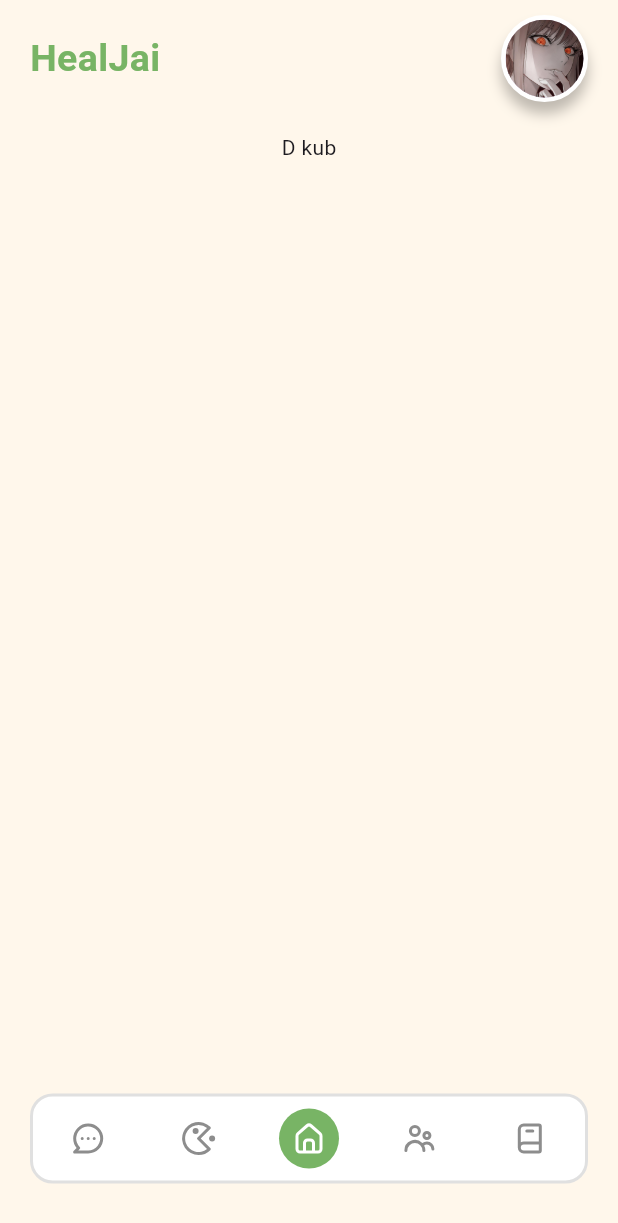
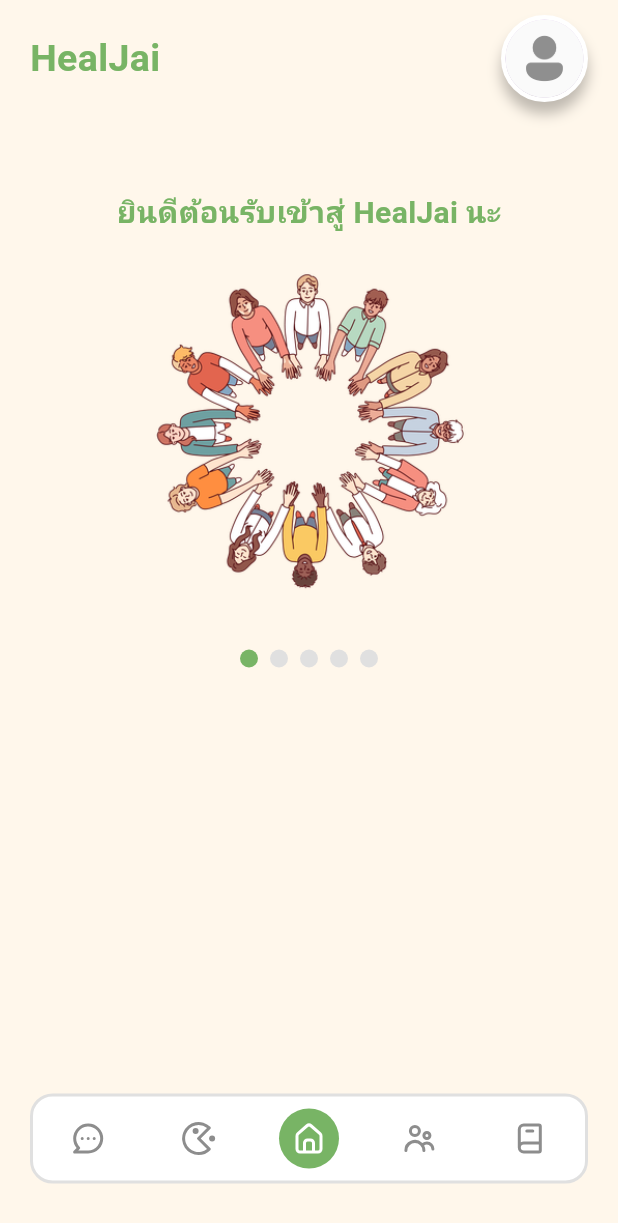
Before and after one commit to Anthony19064/HealJai_App, a Flutter app: the screen it shows after launch, on a phone screen of 412 x 824 dp. Shown: the top 1223 px of the screen. Run offline on Flutter 3.47's test engine with Material 3 defaults, Android fonts, the phone set to English and light mode, and no system bars; drawn by our look-alikes of carousel_slider, smooth_page_indicator; our stand-ins replace animate_do, firebase_auth, firebase_core, flutter_dotenv, flutter_svg, go_router and 4 more; accounts and stored records are empty; Roboto replaces fonts that are missing (Mali).

Commit message:
homePage

```diff
--- /dev/null
+++ b/lib/Widgets/WelcomeSection.dart
@@ -0,0 +1,77 @@
+import 'package:animate_do/animate_do.dart';
+import 'package:flutter/material.dart';
+import 'package:google_fonts/google_fonts.dart';
+
+List<Widget> welcomeSlideList = [
+  WelcomeSection(),
+  QuoteTemplate(quoteAsset: "assets/images/quote_1.png"),
+  QuoteTemplate(quoteAsset: "assets/images/quote_2.png"),
+  QuoteTemplate(quoteAsset: "assets/images/quote_3.png"),
+  QuoteTemplate(quoteAsset: "assets/images/quote_4.png"),
+];
+
+
+class WelcomeSection extends StatefulWidget {
+  const WelcomeSection({super.key});
+
+  @override
+  State<WelcomeSection> createState() => _WelcomeSectionState();
+}
+
+class _WelcomeSectionState extends State<WelcomeSection> {
+  @override
+  Widget build(BuildContext context) {
+    return Container(
+        width: double.infinity,
+        height: 300,
+        decoration: BoxDecoration(
+          color: Colors.transparent,
+
+        ),
+        child: Column(
+          mainAxisAlignment: MainAxisAlignment.spaceEvenly,
+          children: [
+            Text(
+              "ยินดีต้อนรับเข้าสู่ HealJai นะ",
+              style: GoogleFonts.mali(
+                color: Color(0xFF78B465),
+                fontWeight: FontWeight.w700,
+                fontSize: 20,
+              ),
+            ),
+            SpinPerfect(
+              infinite: true,
+              duration: Duration(seconds: 60),
+              child: Container(
+                width: 230,
+                height: 230,
+                child: Image.asset('assets/images/welcome.png'),
+              ),
+            ),
+          ],
+        ),
+    );
+  }
+}
+
+
+class QuoteTemplate extends StatefulWidget {
+  final String quoteAsset;
+
+  const QuoteTemplate(
+    {super.key,  required this.quoteAsset});
+
+  @override
+  State<QuoteTemplate> createState() => _QuoteTemplateState();
+}
+
+class _QuoteTemplateState extends State<QuoteTemplate> {
+  @override
+  Widget build(BuildContext context) {
+    return Container(
+      width: double.infinity,
+      height: 300,
+      child: Image.asset(widget.quoteAsset),
+    );
+  }
+}
--- a/lib/Widgets/header_section.dart
+++ b/lib/Widgets/header_section.dart
@@ -71,7 +71,7 @@ class _HeaderSectionState extends State<HeaderSection> {
                     backgroundImage:
                         userInfo.userPhoto != null
                             ? NetworkImage(userInfo.userPhoto!)
-                            : AssetImage('assets/images/makima.jpg'),
+                            : AssetImage('assets/images/profile.png'),
                     radius: 26,
                   ),
                 ),
--- a/lib/main.dart
+++ b/lib/main.dart
@@ -3,6 +3,7 @@
 import 'package:provider/provider.dart';
 import 'package:firebase_core/firebase_core.dart';
 import 'firebase_options.dart';
+import 'package:flutter_dotenv/flutter_dotenv.dart';
 
 import 'Screens/chat_screen.dart';
 import 'Screens/game_screen.dart';
@@ -20,6 +21,7 @@
 void main() async {
   WidgetsFlutterBinding.ensureInitialized();
   await Firebase.initializeApp(options: DefaultFirebaseOptions.currentPlatform);
+  await dotenv.load(fileName: ".env");
 
   runApp(
     MultiProvider(
--- a/lib/screens/home_screen.dart
+++ b/lib/screens/home_screen.dart
@@ -1,9 +1,11 @@
 import 'package:flutter/material.dart';
-import 'package:rive/rive.dart';
-import 'package:provider/provider.dart';
 import 'package:animate_do/animate_do.dart';
+import 'package:carousel_slider/carousel_slider.dart';
+import 'package:smooth_page_indicator/smooth_page_indicator.dart';
 
-import '../providers/userProvider.dart';
+import '../Widgets/WelcomeSection.dart';
+
+
 
 class HomeScreen extends StatefulWidget {
   const HomeScreen({super.key});
@@ -18,20 +20,52 @@ class _HomeScreenState extends State<HomeScreen> {
     super.initState();
   }
 
+  int activeIndex = 0;
+  CarouselSliderController CarouselController = CarouselSliderController();
+
   Widget build(BuildContext context) {
-    final userInfo = Provider.of<UserInfo>(context);
 
-    return Column(
-      children: [
-        ZoomIn(
-          duration: Duration(milliseconds: 500),
-          child: Text(
-            userInfo.userName != null
-                ? "Welcome na kub ${userInfo.userName}"
-                : "D kub",
+    return ZoomIn(
+      duration: Duration(milliseconds: 500),
+      child: Container(
+        margin: EdgeInsets.only(top: 25),
+        child: FractionallySizedBox(
+          widthFactor: 0.9,
+          child: Column(
+            children: [
+              CarouselSlider.builder(
+                carouselController: CarouselController,
+                itemCount: welcomeSlideList.length,
+                itemBuilder: (context, index, realIndex) {
+                  return welcomeSlideList[index];
+                },
+                options: CarouselOptions(
+                  height: 300,
+                  autoPlay: true,
+                  viewportFraction: 1.0,
+                  enlargeCenterPage: false,
+                  onPageChanged:
+                      (index, reason) => setState(() => activeIndex = index),
+                ),
+              ),
+              SizedBox(height: 20),
+              AnimatedSmoothIndicator(
+                activeIndex: activeIndex,
+                count: welcomeSlideList.length,
+                effect: WormEffect(
+                  dotHeight: 12,
+                  dotWidth: 12,
+                  activeDotColor: Color(0xFF78B465),
+                  dotColor: Colors.grey.shade300,
+                ),
+                onDotClicked: (index) {
+                  CarouselController.animateToPage(index);
+                },
+              ),
+            ],
           ),
         ),
-      ],
+      ),
     );
   }
 }
--- a/pubspec.yaml
+++ b/pubspec.yaml
@@ -46,6 +46,9 @@ dependencies:
   google_sign_in: ^5.4.2
   firebase_auth: ^5.7.0
   shared_preferences: ^2.5.3
+  flutter_dotenv: ^5.2.1
+  carousel_slider: ^5.1.1
+  smooth_page_indicator: ^1.2.1
 
 dev_dependencies:
   flutter_test:
@@ -74,6 +77,7 @@ flutter:
     - assets/icons/
     - assets/images/
     - assets/animations/
+    - .env
 
   # An image asset can refer to one or more resolution-specific "variants", see
   # https://flutter.dev/to/resolution-aware-images
```
Also changed, not shown: lib/screens/login_screen.dart (+36 -10 lines), lib/service/authen.dart (+26 -1 lines), assets/images/quote_1.png (added), assets/images/quote_2.png (added), assets/images/quote_4.png (added), assets/images/welcome.png (added), pubspec.lock, 2 other files.
